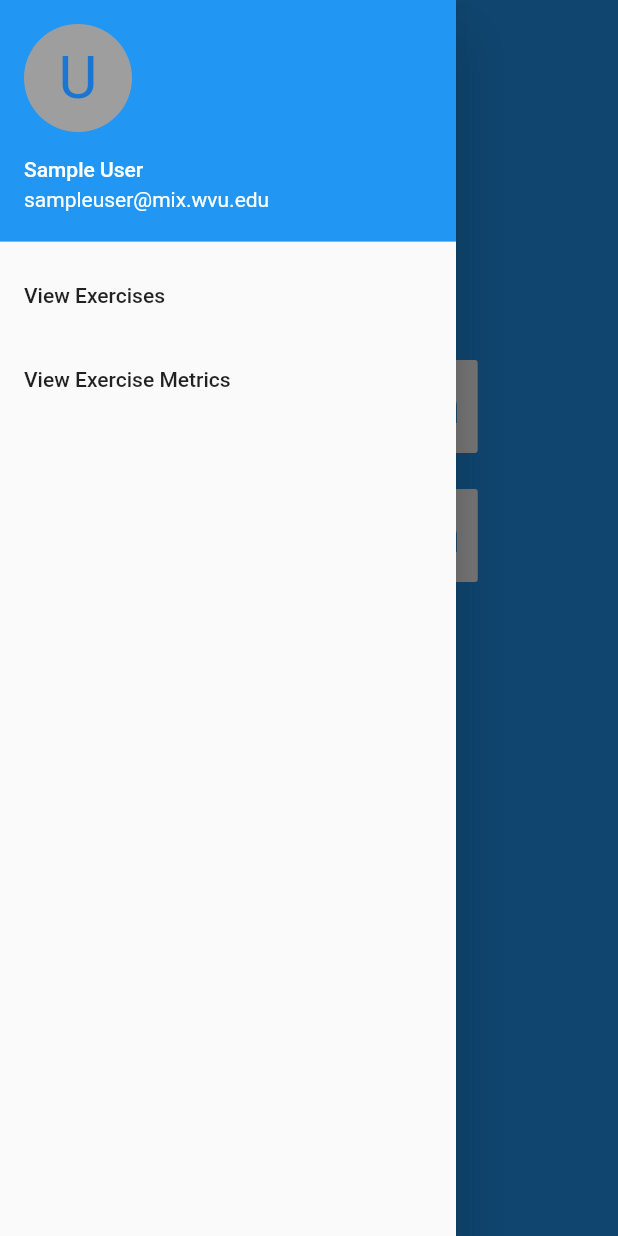
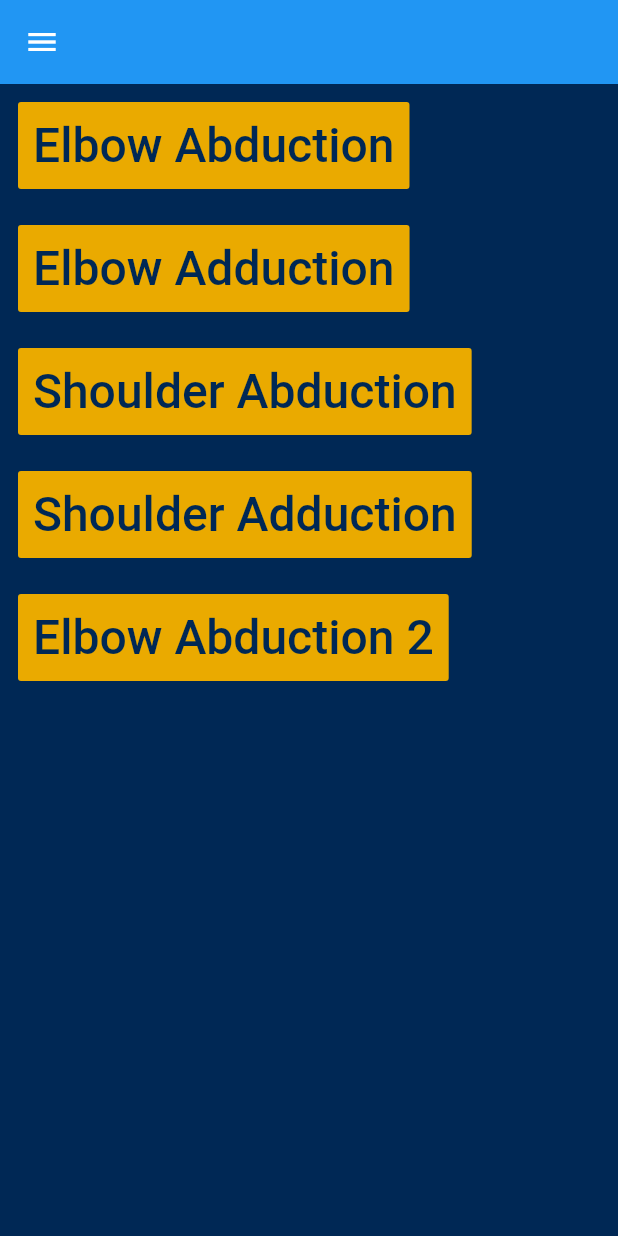
Before and after one commit to jamccauley/exoskeleton_app, a Flutter app: the screen it shows after launch, in the side drawer, after a tap on "View Exercises", on a phone screen of 412 x 824 dp. Run offline on Flutter 3.47's test engine with Material 2 defaults, Android fonts, the phone set to English and light mode, and no system bars.

Commit message:
Fixed an inconsistency

```diff
--- a/lib/main.dart
+++ b/lib/main.dart
@@ -33,12 +33,13 @@ class InProgress extends StatefulWidget {
   ExerciseState createState() => new ExerciseState();
 }
 
-//end early warning screen
+//end early warning screen state reference
 class EndEarly extends StatefulWidget {
   @override
   ExerciseEndState createState() => new ExerciseEndState();
 }
 
+//Metrics page state reference
 class Metrics extends StatefulWidget {
   @override
   MetricsState createState() => new MetricsState();
@@ -69,7 +70,9 @@ class HomeState extends State<Homepage> {
               ),
               ListTile( //list item, has interactivity and everything else
                 title: Text("View Exercises"),
-                onTap: () {},
+                onTap: () {
+                  Navigator.pushNamed(context, '/');
+                },
               ),
               ListTile(
                 title: Text("View Exercise Metrics"),
@@ -80,7 +83,7 @@ class HomeState extends State<Homepage> {
             ],
           ),
         ),
-        backgroundColor: Colors.blue,
+        backgroundColor: Color.fromRGBO(0,40,85, 1.0),
         //body: RefreshIndicator(
             //onRefresh: E.refresh(),
             body: SingleChildScrollView( //define the scrollview, may need to switch to a list view at some point to enable reloading of new exercises
@@ -93,9 +96,9 @@ class HomeState extends State<Homepage> {
                           child: Row( //second row
                             children: <Widget>[ //second (& third & fourth, ad nauseam) item will be exercise selection buttons, not sure if these are static or if we can update the list at will
                               FlatButton( //using the flat button class, simple interactive text based buttons
-                                textColor: Colors.blue,
-                                color: Colors.white,
-                                padding: EdgeInsets.all(12),
+                                textColor: Color.fromRGBO(0,40,85, 1.0),
+                                color: Color.fromRGBO(234, 170, 0, 1.0),
+                                padding: EdgeInsets.fromLTRB(10,10,10,10),
                                 child: Text( //defining the text within the button
                                   dbList[i],
                                   style: TextStyle(fontSize: 32),
@@ -135,9 +138,7 @@ class ExerciseState extends State<InProgress> {
                   IconButton(
                     icon: Icon(Icons.arrow_back),
                     tooltip: "Back to home screen",
-                    onPressed: () {
-                      Navigator.pop(context);
-                    },
+                    onPressed: !exerciseStarted ? backArrow: null,
                   ),
                   Text(
                       pushedExercise
@@ -199,8 +200,13 @@ class ExerciseState extends State<InProgress> {
     }
   }
 
+  void backArrow () {
+   Navigator.pop(context);
 }
 
+}
+
+//exercise end early screen state definer
 class ExerciseEndState extends State<EndEarly> {
 
   @override
@@ -214,7 +220,7 @@ class ExerciseEndState extends State<EndEarly> {
                 children: <Widget>[
                   Text(
                     "You are about to end the exercise early. End?"
-                  )
+                  ),
                 ],
               ),
             ),
@@ -258,6 +264,7 @@ class ExerciseEndState extends State<EndEarly> {
   }
 }
 
+//exercise metrics state definer
 class MetricsState extends State<Metrics> {
 
   @override
```
